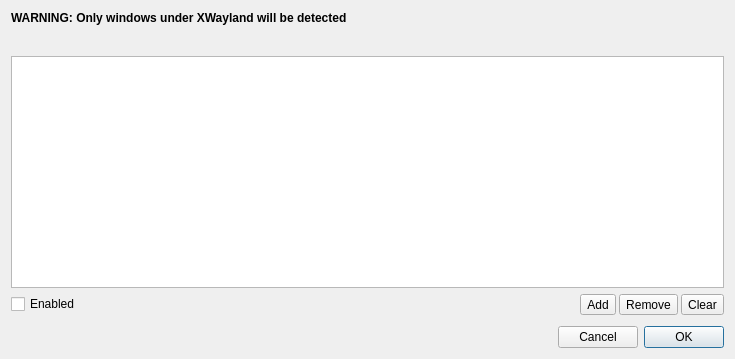
First picture: the form in src/gui/kbmodeeventmgr.ui, repository ckb-next/ckb-next, before the edit.
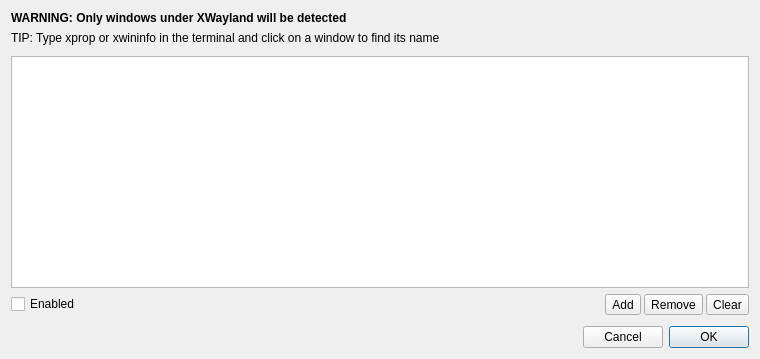
Second picture: the form after the edit.

Commit message: Added an information text to the event manager.

Diff of the .ui file:
```diff
--- a/src/gui/kbmodeeventmgr.ui
+++ b/src/gui/kbmodeeventmgr.ui
@@ -9,7 +9,7 @@
    <rect>
     <x>0</x>
     <y>0</y>
-    <width>735</width>
+    <width>760</width>
     <height>359</height>
    </rect>
   </property>
@@ -17,30 +17,7 @@
    <string>Mode Event Manager</string>
   </property>
   <layout class="QGridLayout" name="gridLayout">
-   <item row="0" column="0">
-    <widget class="QLabel" name="waylandWarning">
-     <property name="enabled">
-      <bool>true</bool>
-     </property>
-     <property name="font">
-      <font>
-       <weight>75</weight>
-       <bold>true</bold>
-      </font>
-     </property>
-     <property name="text">
-      <string>WARNING: Only windows under XWayland will be detected</string>
-     </property>
-    </widget>
-   </item>
-   <item row="1" column="0">
-    <widget class="QLabel" name="modeLabel">
-     <property name="text">
-      <string/>
-     </property>
-    </widget>
-   </item>
-   <item row="2" column="0">
+   <item row="6" column="0">
     <spacer name="verticalSpacer_2">
      <property name="orientation">
       <enum>Qt::Vertical</enum>
@@ -56,7 +33,62 @@
      </property>
     </spacer>
    </item>
-   <item row="3" column="0">
+   <item row="1" column="0">
+    <widget class="QLabel" name="label">
+     <property name="text">
+      <string>TIP: Type xprop or xwininfo in the terminal and click on a window to find its name</string>
+     </property>
+    </widget>
+   </item>
+   <item row="8" column="0">
+    <layout class="QHBoxLayout" name="horizontalLayout_2">
+     <property name="spacing">
+      <number>3</number>
+     </property>
+     <item>
+      <widget class="QCheckBox" name="enableBox">
+       <property name="text">
+        <string>Enabled</string>
+       </property>
+      </widget>
+     </item>
+     <item>
+      <spacer name="horizontalSpacer_2">
+       <property name="orientation">
+        <enum>Qt::Horizontal</enum>
+       </property>
+       <property name="sizeHint" stdset="0">
+        <size>
+         <width>40</width>
+         <height>20</height>
+        </size>
+       </property>
+      </spacer>
+     </item>
+     <item>
+      <widget class="QToolButton" name="addbtn">
+       <property name="text">
+        <string>Add</string>
+       </property>
+      </widget>
+     </item>
+     <item>
+      <widget class="QToolButton" name="removebtn">
+       <property name="text">
+        <string>Remove</string>
+       </property>
+      </widget>
+     </item>
+     <item>
+      <widget class="QToolButton" name="clearbtn_2">
+       <property name="text">
+        <string>Clear</string>
+       </property>
+      </widget>
+     </item>
+    </layout>
+   </item>
+   <item row="7" column="0">
     <widget class="QTableView" name="tableView">
      <property name="sizePolicy">
       <sizepolicy hsizetype="Expanding" vsizetype="Expanding">
@@ -90,68 +122,7 @@
      </attribute>
     </widget>
    </item>
-   <item row="4" column="0">
-    <layout class="QHBoxLayout" name="horizontalLayout_2">
-     <property name="spacing">
-      <number>3</number>
-     </property>
-     <item>
-      <widget class="QCheckBox" name="enableBox">
-       <property name="text">
-        <string>Enabled</string>
-       </property>
-      </widget>
-     </item>
-     <item>
-      <spacer name="horizontalSpacer_2">
-       <property name="orientation">
-        <enum>Qt::Horizontal</enum>
-       </property>
-       <property name="sizeHint" stdset="0">
-        <size>
-         <width>40</width>
-         <height>20</height>
-        </size>
-       </property>
-      </spacer>
-     </item>
-     <item>
-      <widget class="QToolButton" name="addbtn">
-       <property name="text">
-        <string>Add</string>
-       </property>
-      </widget>
-     </item>
-     <item>
-      <widget class="QToolButton" name="removebtn">
-       <property name="text">
-        <string>Remove</string>
-       </property>
-      </widget>
-     </item>
-     <item>
-      <widget class="QToolButton" name="clearbtn_2">
-       <property name="text">
-        <string>Clear</string>
-       </property>
-      </widget>
-     </item>
-    </layout>
-   </item>
-   <item row="5" column="0">
-    <spacer name="verticalSpacer">
-     <property name="orientation">
-      <enum>Qt::Vertical</enum>
-     </property>
-     <property name="sizeHint" stdset="0">
-      <size>
-       <width>20</width>
-       <height>5</height>
-      </size>
-     </property>
-    </spacer>
-   </item>
-   <item row="6" column="0">
+   <item row="10" column="0">
     <layout class="QHBoxLayout" name="horizontalLayout_5">
      <item>
       <spacer name="horizontalSpacer">
@@ -191,6 +162,35 @@
      </item>
     </layout>
    </item>
+   <item row="9" column="0">
+    <spacer name="verticalSpacer">
+     <property name="orientation">
+      <enum>Qt::Vertical</enum>
+     </property>
+     <property name="sizeHint" stdset="0">
+      <size>
+       <width>20</width>
+       <height>5</height>
+      </size>
+     </property>
+    </spacer>
+   </item>
+   <item row="0" column="0">
+    <widget class="QLabel" name="waylandWarning">
+     <property name="enabled">
+      <bool>true</bool>
+     </property>
+     <property name="font">
+      <font>
+       <weight>75</weight>
+       <bold>true</bold>
+      </font>
+     </property>
+     <property name="text">
+      <string>WARNING: Only windows under XWayland will be detected</string>
+     </property>
+    </widget>
+   </item>
   </layout>
  </widget>
  <resources/>
```
